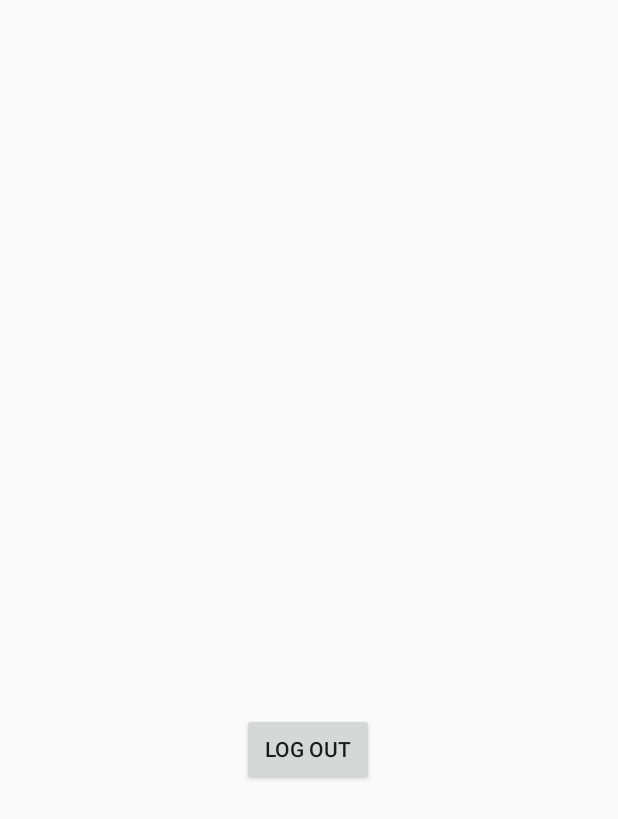
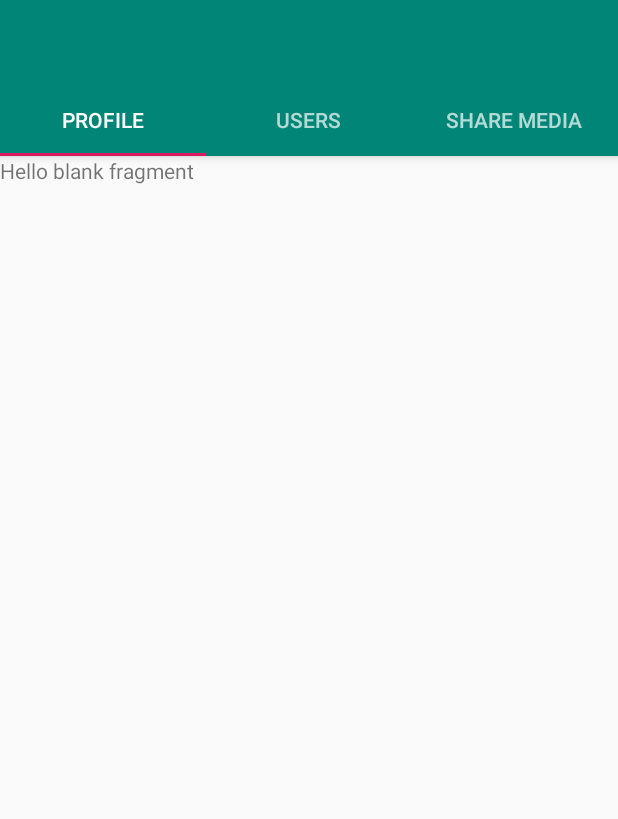
Before and after one commit to RyanPerera/SocialMediaApp, an Android app: the HomeActivity screen opened directly, with no data from a screen before it, on a phone screen of 412 x 824 dp. Shown: the top 819 px of the screen. Run offline under Robolectric (Android 15) with nearby library versions, the phone set to English and light mode, and no system bars.

Commit message:
Working on a toolbar on the home screen

```diff
--- a/app/build.gradle
+++ b/app/build.gradle
@@ -25,6 +25,7 @@ dependencies {
     implementation 'com.google.android.material:material:1.0.0'
     implementation 'androidx.annotation:annotation:1.1.0'
     implementation 'androidx.lifecycle:lifecycle-extensions:2.0.0'
+    implementation 'androidx.legacy:legacy-support-v4:1.0.0'
     testImplementation 'junit:junit:4.12'
     androidTestImplementation 'androidx.test:runner:1.2.0'
     androidTestImplementation 'androidx.test.espresso:espresso-core:3.2.0'
--- a/app/src/main/java/com/example/socialmediaapp/HomeActivity.java
+++ b/app/src/main/java/com/example/socialmediaapp/HomeActivity.java
@@ -1,30 +1,37 @@
 package com.example.socialmediaapp;
 
 import android.os.Bundle;
-import android.view.View;
-import android.widget.TextView;
+import android.widget.Toolbar;
 
 import androidx.appcompat.app.AppCompatActivity;
+import androidx.viewpager.widget.ViewPager;
 
-import com.parse.ParseUser;
+import com.google.android.material.tabs.TabLayout;
 
 public class HomeActivity extends AppCompatActivity {
+
+    private Toolbar toolbar;
+    private ViewPager viewPager;
+    private TabLayout tabLayout;
+    private TabAdapter tabAdapter;
+
 
     @Override
     protected void onCreate(Bundle savedInstanceState) {
         super.onCreate(savedInstanceState);
         setContentView(R.layout.home_activity);
 
-        TextView txtWelcome = findViewById(R.id.txtWelcome);
 
-        txtWelcome.setText("Welcome to the Home screen  "+ ParseUser.getCurrentUser().get("username") +"!");
+        toolbar = findViewById(R.id.myToolbar);
+        viewPager = findViewById(R.id.viewPager);
+        tabAdapter  = new TabAdapter(getSupportFragmentManager());
+        viewPager.setAdapter(tabAdapter);
 
-        findViewById(R.id.btnLogout).setOnClickListener(new View.OnClickListener() {
-            @Override
-            public void onClick(View view) {
-                ParseUser.logOut();
-                finish();
-            }
-        });
+        tabLayout = findViewById(R.id.tabLayout);
+        tabLayout.setupWithViewPager(viewPager,false);
+
+
+
+
     }
 }
--- /dev/null
+++ b/app/src/main/java/com/example/socialmediaapp/ProfileTab.java
@@ -0,0 +1,30 @@
+package com.example.socialmediaapp;
+
+
+import android.os.Bundle;
+import android.view.LayoutInflater;
+import android.view.View;
+import android.view.ViewGroup;
+
+import androidx.fragment.app.Fragment;
+
+
+/**
+ * A simple {@link Fragment} subclass.
+ */
+public class ProfileTab extends Fragment {
+
+
+    public ProfileTab() {
+        // Required empty public constructor
+    }
+
+
+    @Override
+    public View onCreateView(LayoutInflater inflater, ViewGroup container,
+                             Bundle savedInstanceState) {
+        // Inflate the layout for this fragment
+        return inflater.inflate(R.layout.fragment_profile_tab, container, false);
+    }
+
+}
--- /dev/null
+++ b/app/src/main/java/com/example/socialmediaapp/TabAdapter.java
@@ -0,0 +1,47 @@
+package com.example.socialmediaapp;
+
+import androidx.annotation.Nullable;
+import androidx.fragment.app.Fragment;
+import androidx.fragment.app.FragmentManager;
+import androidx.fragment.app.FragmentPagerAdapter;
+
+public class TabAdapter extends FragmentPagerAdapter {
+    public TabAdapter(FragmentManager fm) {
+        super(fm);
+    }
+
+    @Override
+    public Fragment getItem(int position) {
+        switch(position){
+            case 0:
+                return new ProfileTab();
+            case 1:
+                return new UsersTab();
+            case 2:
+                return new ShareMediaTab();
+            default:
+                return null;
+        }
+    }
+
+    @Override
+    public int getCount() {
+        // Number of tabs in toolbar
+        return 3;
+    }
+
+    @Nullable
+    @Override
+    public CharSequence getPageTitle(int position) {
+        switch(position){
+            case 0:
+                return "Profile";
+            case 1:
+                return "Users";
+            case 2:
+                return "Share Media";
+            default:
+                return null;
+        }
+    }
+}
--- /dev/null
+++ b/app/src/main/java/com/example/socialmediaapp/UsersTab.java
@@ -0,0 +1,30 @@
+package com.example.socialmediaapp;
+
+
+import android.os.Bundle;
+import android.view.LayoutInflater;
+import android.view.View;
+import android.view.ViewGroup;
+
+import androidx.fragment.app.Fragment;
+
+
+/**
+ * A simple {@link Fragment} subclass.
+ */
+public class UsersTab extends Fragment {
+
+
+    public UsersTab() {
+        // Required empty public constructor
+    }
+
+
+    @Override
+    public View onCreateView(LayoutInflater inflater, ViewGroup container,
+                             Bundle savedInstanceState) {
+        // Inflate the layout for this fragment
+        return inflater.inflate(R.layout.fragment_users_tab, container, false);
+    }
+
+}
--- /dev/null
+++ b/app/src/main/res/layout/fragment_profile_tab.xml
@@ -0,0 +1,14 @@
+<?xml version="1.0" encoding="utf-8"?>
+<FrameLayout xmlns:android="http://schemas.android.com/apk/res/android"
+    xmlns:tools="http://schemas.android.com/tools"
+    android:layout_width="match_parent"
+    android:layout_height="match_parent"
+    tools:context=".ProfileTab">
+
+    <!-- TODO: Update blank fragment layout -->
+    <TextView
+        android:layout_width="match_parent"
+        android:layout_height="match_parent"
+        android:text="@string/hello_blank_fragment" />
+
+</FrameLayout>
--- a/app/src/main/res/layout/home_activity.xml
+++ b/app/src/main/res/layout/home_activity.xml
@@ -1,32 +1,34 @@
 <?xml version="1.0" encoding="utf-8"?>
-<androidx.constraintlayout.widget.ConstraintLayout xmlns:android="http://schemas.android.com/apk/res/android"
+<RelativeLayout
+    xmlns:android="http://schemas.android.com/apk/res/android"
     xmlns:app="http://schemas.android.com/apk/res-auto"
     xmlns:tools="http://schemas.android.com/tools"
     android:layout_width="match_parent"
     android:layout_height="match_parent"
     tools:context=".HomeActivity">
 
-    <TextView
-        android:id="@+id/txtWelcome"
-        android:layout_width="wrap_content"
+
+    <com.google.android.material.appbar.AppBarLayout
+        android:id="@+id/appBarLayout"
+        android:layout_width="match_parent"
+        android:layout_height="wrap_content">
+
+        <include android:id="@+id/myToolbar"
+            layout="@layout/my_toolbar"/>
+
+        <android.support.design.widget.TabLayout
+            android:id="@+id/tabLayout"
+            android:layout_width="match_parent"
+            android:layout_height="wrap_content"
+            android:theme="@style/ThemeOverlay.AppCompat.Dark.ActionBar"/>
+
+    </com.google.android.material.appbar.AppBarLayout>
+
+    <androidx.viewpager.widget.ViewPager
+        android:id="@+id/viewPager"
+        android:layout_width="match_parent"
         android:layout_height="wrap_content"
-        android:layout_marginStart="8dp"
-        android:layout_marginTop="268dp"
-        android:layout_marginEnd="8dp"
-        app:layout_constraintEnd_toEndOf="parent"
-        app:layout_constraintStart_toStartOf="parent"
-        app:layout_constraintTop_toTopOf="parent" />
+        android:layout_below="@+id/appBarLayout">
+    </androidx.viewpager.widget.ViewPager>
 
-    <Button
-        android:id="@+id/btnLogout"
-        android:layout_width="wrap_content"
-        android:layout_height="wrap_content"
-        android:layout_marginStart="8dp"
-        android:layout_marginTop="188dp"
-        android:layout_marginEnd="8dp"
-        android:text="Log Out"
-        app:layout_constraintEnd_toEndOf="parent"
-        app:layout_constraintHorizontal_bias="0.498"
-        app:layout_constraintStart_toStartOf="parent"
-        app:layout_constraintTop_toBottomOf="@+id/txtWelcome" />
-</androidx.constraintlayout.widget.ConstraintLayout>
+</RelativeLayout>
--- /dev/null
+++ b/app/src/main/res/layout/my_toolbar.xml
@@ -0,0 +1,6 @@
+<?xml version="1.0" encoding="utf-8"?>
+<Toolbar xmlns:android="http://schemas.android.com/apk/res/android"
+    android:layout_width="match_parent" android:layout_height="match_parent"
+    android:id="@+id/myToolbar">
+
+</Toolbar>
--- a/app/src/main/res/values/strings.xml
+++ b/app/src/main/res/values/strings.xml
@@ -15,4 +15,10 @@
     <string name="invalid_username">Not a valid username</string>
     <string name="invalid_password">Password must be >5 characters</string>
     <string name="login_failed">"Login failed"</string>
+
+    <!-- TODO: Remove or change this placeholder text -->
+    <string name="hello_blank_fragment">Hello blank fragment</string>
+    <string name="title_activity_test">Test</string>
+    <string name="tab_text_1">Tab 1</string>
+    <string name="tab_text_2">Tab 2</string>
 </resources>
```
Also changed, not shown: app/src/main/AndroidManifest.xml (+11 -7 lines), app/src/main/java/com/example/socialmediaapp/LoginActivity.java (+6 -2 lines), app/src/main/java/com/example/socialmediaapp/ShareMediaTab.java (added, +30 -0 lines), app/src/main/java/com/example/socialmediaapp/SignupActivity.java (+8 -4 lines), app/src/main/res/layout/fragment_share_media_tab.xml (added, +14 -0 lines), app/src/main/res/layout/fragment_users_tab.xml (added, +14 -0 lines), app/src/main/res/values/styles.xml (+9 -0 lines).
